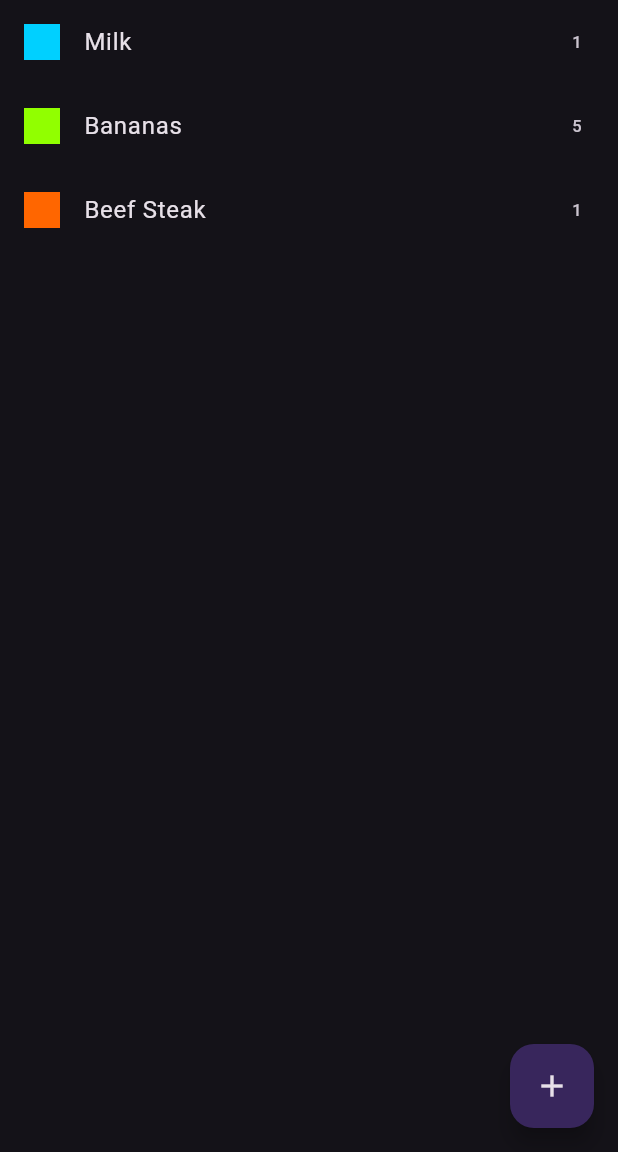
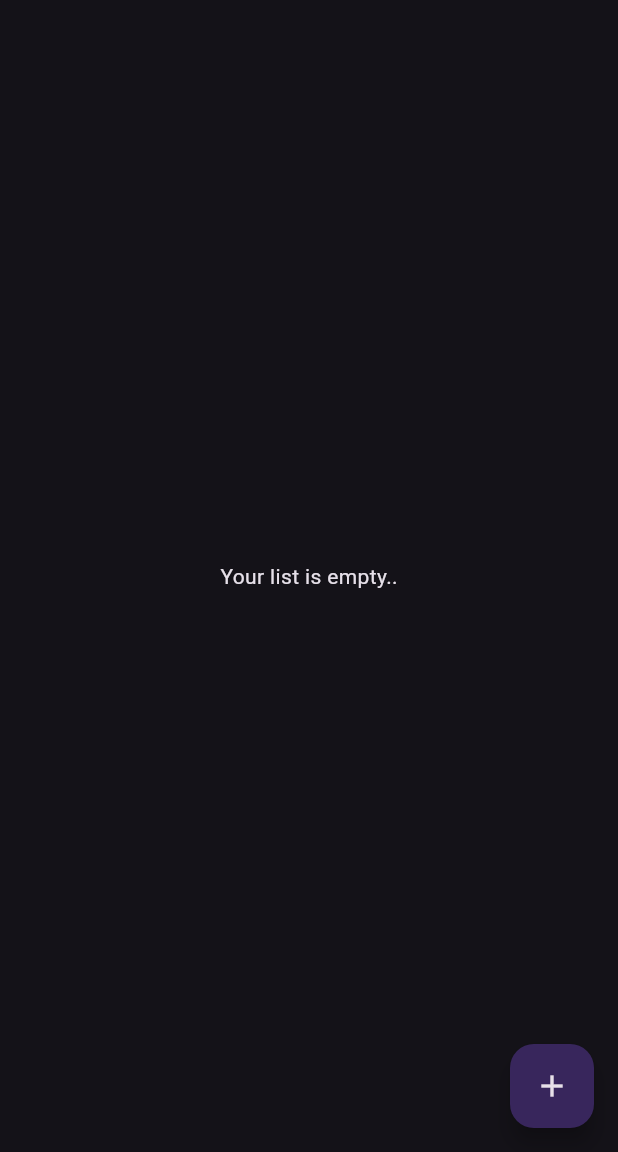
Before and after one commit to dawid3056/shopping-list-app, a Flutter app: the screen it shows after launch, on a phone screen of 412 x 824 dp, the part 84-1236 px from its top. Run offline on Flutter 3.47's test engine with Material 3 defaults, Android fonts, the phone set to English and light mode, and no system bars.

Commit message:
added ability to add item to the list and remove it

```diff
--- a/lib/data/dummy_items.dart
+++ /dev/null
@@ -1,21 +0,0 @@
-import 'package:shopping_list_app/models/category.dart';
-import 'package:shopping_list_app/models/grocery_item.dart';
-import 'package:shopping_list_app/data/categories.dart';
-
-final groceryItems = [
-  GroceryItem(
-      id: 'a',
-      name: 'Milk',
-      quantity: 1,
-      category: categories[Categories.dairy]!),
-  GroceryItem(
-      id: 'b',
-      name: 'Bananas',
-      quantity: 5,
-      category: categories[Categories.fruit]!),
-  GroceryItem(
-      id: 'c',
-      name: 'Beef Steak',
-      quantity: 1,
-      category: categories[Categories.meat]!),
-];
--- a/lib/widgets/grocery_list.dart
+++ b/lib/widgets/grocery_list.dart
@@ -1,5 +1,5 @@
 import 'package:flutter/material.dart';
-import 'package:shopping_list_app/data/dummy_items.dart';
+import 'package:shopping_list_app/models/grocery_item.dart';
 import 'package:shopping_list_app/widgets/new_item.dart';
 
 class GroceryList extends StatefulWidget {
@@ -10,16 +10,60 @@ class GroceryList extends StatefulWidget {
 }
 
 class _GroceryListState extends State<GroceryList> {
-  void _addItem() {
-    Navigator.of(context).push(
+  final List<GroceryItem> _groceryItems = [];
+
+  void _addItem() async {
+    final newItem = await Navigator.of(context).push<GroceryItem>(
       MaterialPageRoute(
         builder: (ctx) => const NewItem(),
       ),
     );
+
+    if (newItem == null) {
+      return;
+    }
+
+    setState(() {
+      _groceryItems.add(newItem);
+    });
+  }
+
+
+  void _removeItem(GroceryItem item) {
+      _groceryItems.remove(item);
   }
 
   @override
   Widget build(BuildContext context) {
+    Widget content = const Center(
+      child: Text('Your list is empty..'),
+    );
+
+    if (_groceryItems.isNotEmpty) {
+      content = ListView.builder(
+        itemCount: _groceryItems.length,
+        itemBuilder: (ctx, index) => Dismissible(
+          key: ValueKey(
+            _groceryItems[index].id,
+          ),
+          onDismissed: (direction) {
+            _removeItem(_groceryItems[index]);
+          },
+          child: ListTile(
+            title: Text(_groceryItems[index].name),
+            leading: Container(
+              height: 24,
+              width: 24,
+              color: _groceryItems[index].category.color,
+            ),
+            trailing: Text(
+              _groceryItems[index].quantity.toString(),
+            ),
+          ),
+        ),
+      );
+    }
+
     return Scaffold(
       appBar: AppBar(
         title: const Text('My Shopping List'),
@@ -34,20 +78,7 @@ class _GroceryListState extends State<GroceryList> {
           color: Theme.of(context).colorScheme.onBackground,
         ),
       ),
-      body: ListView.builder(
-        itemCount: groceryItems.length,
-        itemBuilder: (ctx, index) => ListTile(
-          title: Text(groceryItems[index].name),
-          leading: Container(
-            height: 24,
-            width: 24,
-            color: groceryItems[index].category.color,
-          ),
-          trailing: Text(
-            groceryItems[index].quantity.toString(),
-          ),
-        ),
-      ),
+      body: content,
     );
   }
 }
```
Also changed, not shown: lib/widgets/new_item.dart (+9 -0 lines).
